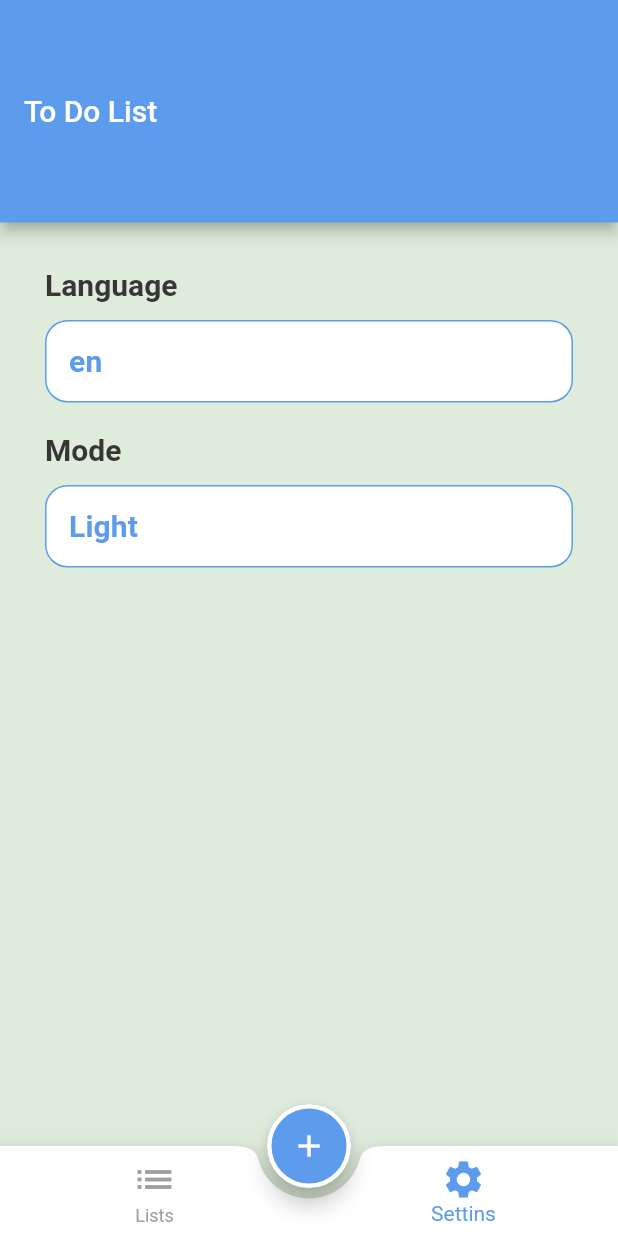
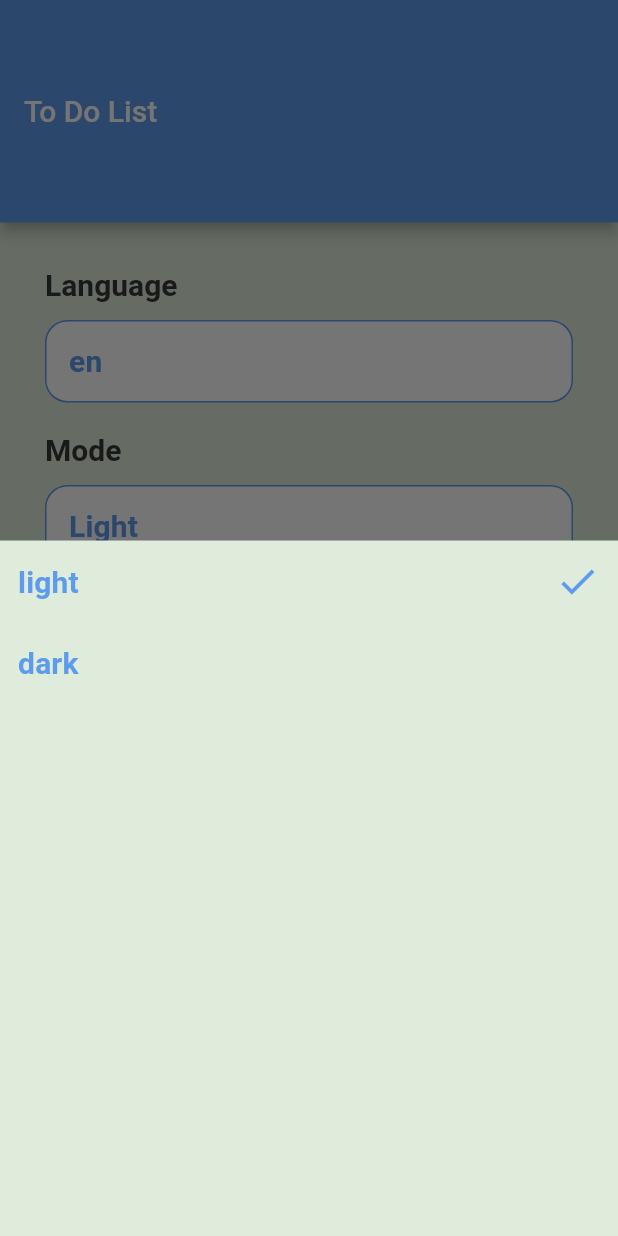
Before and after one commit to alimosaad/Todo_App, a Flutter app: the screen it shows after launch, item 2 of the bottom bar chosen, after a tap on "Light", on a phone screen of 412 x 824 dp. Run offline on Flutter 3.47's test engine with Material 2 defaults, Android fonts, the phone set to English and light mode, and no system bars; our stand-ins replace calendar_timeline, cloud_firestore, firebase_core, flutter_slidable; accounts and stored records are empty; generated files the repository leaves out were written again.

Commit message:
Add provider to app

```diff
--- a/lib/main.dart
+++ b/lib/main.dart
@@ -1,6 +1,8 @@
 import 'package:cloud_firestore/cloud_firestore.dart';
 import 'package:firebase_core/firebase_core.dart';
 import 'package:flutter/material.dart';
+import 'package:provider/provider.dart';
+import 'package:todo_app/providers/my_provider.dart';
 import 'package:todo_app/styles/MyThemeData.dart';
 import 'layout/home_layout.dart';
 import 'package:flutter_localizations/flutter_localizations.dart';
@@ -11,12 +13,15 @@ Future<void> main() async {
   await FirebaseFirestore.instance.disableNetwork();
 
   /// to make app local database
-  runApp(MyApp());
+  runApp(ChangeNotifierProvider(
+      create: (context) => MyProvider(), child: MyApp()));
 }
 
 class MyApp extends StatelessWidget {
   @override
   Widget build(BuildContext context) {
+    var provider = Provider.of<MyProvider>(context);
+
     return MaterialApp(
       localizationsDelegates: [
         GlobalMaterialLocalizations.delegate,
@@ -31,7 +36,7 @@ class MyApp extends StatelessWidget {
       },
       theme: MyThemeData.lightTheme,
       darkTheme: MyThemeData.darkTheme,
-      themeMode: ThemeMode.light,
+      themeMode: provider.mode,
       debugShowCheckedModeBanner: false,
     );
   }
--- /dev/null
+++ b/lib/providers/my_provider.dart
@@ -0,0 +1,16 @@
+import 'package:flutter/material.dart';
+
+class MyProvider extends ChangeNotifier {
+  String languageCode = 'en';
+  ThemeMode mode = ThemeMode.light;
+
+  void changelang(String lang) {
+    languageCode = lang;
+    notifyListeners();
+  }
+
+  void changeTheme(ThemeMode modee) {
+    mode = modee;
+    notifyListeners();
+  }
+}
--- a/lib/screens/settings/settings.dart
+++ b/lib/screens/settings/settings.dart
@@ -1,7 +1,9 @@
 import 'package:flutter/material.dart';
+import 'package:todo_app/screens/settings/theme_bottom_sheet.dart';
 import 'package:todo_app/styles/MyThemeData.dart';
 
 import '../../styles/colors.dart';
+import 'language_bottom_sheet.dart';
 
 class SettingsScreen extends StatelessWidget {
   @override
@@ -19,7 +21,9 @@ class SettingsScreen extends StatelessWidget {
             height: 12,
           ),
           InkWell(
-            onTap: () {},
+            onTap: () {
+              showLanguageBottomSheet(context);
+            },
             child: Container(
               padding: EdgeInsets.all(15),
               decoration: BoxDecoration(
@@ -43,7 +47,9 @@ class SettingsScreen extends StatelessWidget {
             height: 12,
           ),
           InkWell(
-            onTap: () {},
+            onTap: () {
+              showThemeModeBottomSheet(context);
+            },
             child: Container(
               padding: EdgeInsets.all(15),
               decoration: BoxDecoration(
@@ -63,4 +69,20 @@ class SettingsScreen extends StatelessWidget {
       ),
     );
   }
+
+  void showLanguageBottomSheet(BuildContext context) {
+    showModalBottomSheet(
+        context: context,
+        builder: (context) {
+          return LanguageBottomSheet();
+        });
+  }
+
+  void showThemeModeBottomSheet(BuildContext context) {
+    showModalBottomSheet(
+        context: context,
+        builder: (context) {
+          return ThemeModeBottomSheet();
+        });
+  }
 }
--- /dev/null
+++ b/lib/screens/settings/theme_bottom_sheet.dart
@@ -0,0 +1,72 @@
+import 'package:flutter/material.dart';
+
+import 'package:flutter_gen/gen_l10n/app_localizations.dart';
+import 'package:provider/provider.dart';
+import 'package:todo_app/styles/colors.dart';
+
+import '../../providers/my_provider.dart';
+import '../../styles/MyThemeData.dart';
+
+class ThemeModeBottomSheet extends StatelessWidget {
+  const ThemeModeBottomSheet({Key? key}) : super(key: key);
+
+  @override
+  Widget build(BuildContext context) {
+    var provider = Provider.of<MyProvider>(context);
+
+    return Container(
+      color: provider.mode == ThemeMode.light ? greenBackground : colorBlack,
+      child: Column(
+        children: [
+          InkWell(
+            onTap: () {
+              provider.changeTheme(ThemeMode.light);
+
+              Navigator.pop(context);
+            },
+            child: Padding(
+              padding: const EdgeInsets.all(12.0),
+              child: Row(
+                children: [
+                  Text(
+                    'light',
+                    style: Theme.of(context).textTheme.titleSmall,
+                  ),
+                  Spacer(),
+                  Icon(
+                    Icons.done,
+                    size: 30,
+                    color: provider.mode == ThemeMode.light
+                        ? primaryColor
+                        : colorBlack,
+                  )
+                ],
+              ),
+            ),
+          ),
+          InkWell(
+            onTap: () {
+              provider.changeTheme(ThemeMode.dark);
+
+              Navigator.pop(context);
+            },
+            child: Padding(
+              padding: const EdgeInsets.all(12.0),
+              child: Row(
+                children: [
+                  Text('dark', style: Theme.of(context).textTheme.titleSmall),
+                  Spacer(),
+                  Icon(Icons.done,
+                      size: 30,
+                      color: provider.mode == ThemeMode.dark
+                          ? primaryColor
+                          : greenBackground)
+                ],
+              ),
+            ),
+          ),
+        ],
+      ),
+    );
+  }
+}
--- a/pubspec.yaml
+++ b/pubspec.yaml
@@ -42,6 +42,7 @@ dependencies:
   cloud_firestore: ^4.3.1
   flutter_slidable: ^2.0.0
   flutter_native_splash: ^2.2.16
+  provider: ^6.0.5
 
 dev_dependencies:
   flutter_test:
```
Also changed, not shown: lib/screens/settings/language_bottom_sheet.dart (added, +52 -0 lines), pubspec.lock.
